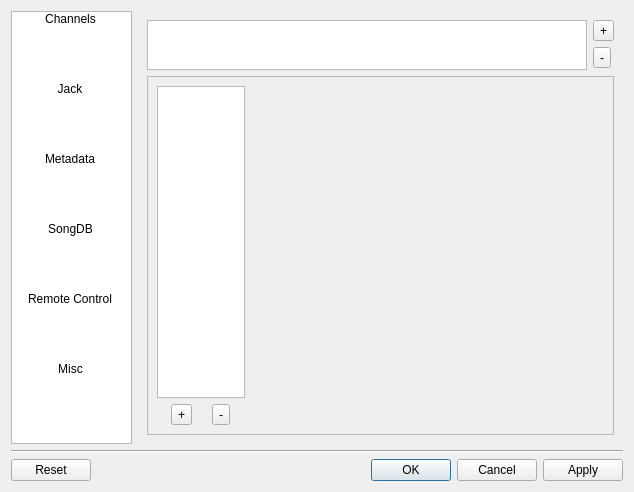
jan-lugfl/RadioMixer, file src/dialogs/uis/settingsdialog.ui: the form before one commit.
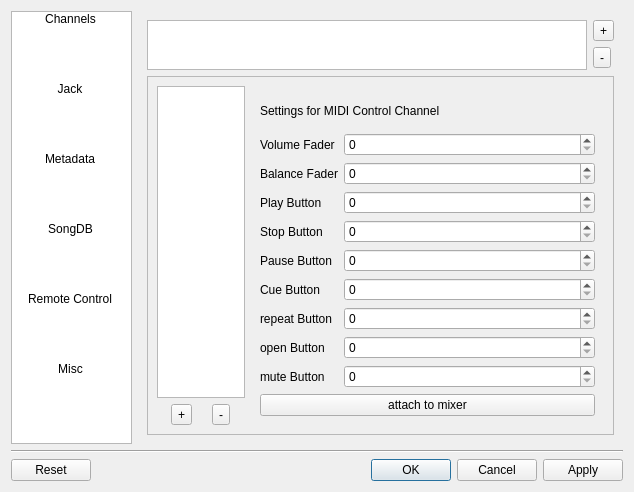
The form after the commit. Icons and pictures are not drawn.

Commit message: - implemented remote control settings

```diff
--- a/src/dialogs/uis/settingsdialog.ui
+++ b/src/dialogs/uis/settingsdialog.ui
@@ -458,8 +458,121 @@
                 <verstretch>0</verstretch>
                </sizepolicy>
               </property>
-              <widget class="QWidget" name="page"/>
-              <widget class="QWidget" name="page_2"/>
+              <property name="currentIndex">
+               <number>0</number>
+              </property>
+              <widget class="QWidget" name="page">
+               <layout class="QGridLayout" name="gridLayout_5">
+                <item row="0" column="0">
+                 <widget class="QLabel" name="label_2">
+                  <property name="text">
+                   <string>Settings for MIDI Control Channel</string>
+                  </property>
+                 </widget>
+                </item>
+                <item row="1" column="0">
+                 <layout class="QFormLayout" name="formLayout_3">
+                  <item row="0" column="0">
+                   <widget class="QLabel" name="label_3">
+                    <property name="text">
+                     <string>Volume Fader</string>
+                    </property>
+                   </widget>
+                  </item>
+                  <item row="0" column="1">
+                   <widget class="QSpinBox" name="volumeMIDIId"/>
+                  </item>
+                  <item row="1" column="0">
+                   <widget class="QLabel" name="label_4">
+                    <property name="text">
+                     <string>Balance Fader</string>
+                    </property>
+                   </widget>
+                  </item>
+                  <item row="1" column="1">
+                   <widget class="QSpinBox" name="balanceMIDIId"/>
+                  </item>
+                  <item row="2" column="0">
+                   <widget class="QLabel" name="label_5">
+                    <property name="text">
+                     <string>Play Button</string>
+                    </property>
+                   </widget>
+                  </item>
+                  <item row="2" column="1">
+                   <widget class="QSpinBox" name="playMIDIId"/>
+                  </item>
+                  <item row="3" column="0">
+                   <widget class="QLabel" name="label_6">
+                    <property name="text">
+                     <string>Stop Button</string>
+                    </property>
+                   </widget>
+                  </item>
+                  <item row="3" column="1">
+                   <widget class="QSpinBox" name="stopMIDIId"/>
+                  </item>
+                  <item row="4" column="0">
+                   <widget class="QLabel" name="label_7">
+                    <property name="text">
+                     <string>Pause Button</string>
+                    </property>
+                   </widget>
+                  </item>
+                  <item row="4" column="1">
+                   <widget class="QSpinBox" name="pauseMIDIId"/>
+                  </item>
+                  <item row="5" column="0">
+                   <widget class="QLabel" name="label_8">
+                    <property name="text">
+                     <string>Cue Button</string>
+                    </property>
+                   </widget>
+                  </item>
+                  <item row="5" column="1">
+                   <widget class="QSpinBox" name="cueMIDIId"/>
+                  </item>
+                  <item row="6" column="0">
+                   <widget class="QLabel" name="label_9">
+                    <property name="text">
+                     <string>repeat Button</string>
+                    </property>
+                   </widget>
+                  </item>
+                  <item row="6" column="1">
+                   <widget class="QSpinBox" name="repeatMIDIId"/>
+                  </item>
+                  <item row="7" column="0">
+                   <widget class="QLabel" name="label_10">
+                    <property name="text">
+                     <string>open Button</string>
+                    </property>
+                   </widget>
+                  </item>
+                  <item row="7" column="1">
+                   <widget class="QSpinBox" name="openMIDIId"/>
+                  </item>
+                  <item row="8" column="0">
+                   <widget class="QLabel" name="label_11">
+                    <property name="text">
+                     <string>mute Button</string>
+                    </property>
+                   </widget>
+                  </item>
+                  <item row="8" column="1">
+                   <widget class="QSpinBox" name="muteMIDIId"/>
+                  </item>
+                 </layout>
+                </item>
+                <item row="2" column="0">
+                 <widget class="QPushButton" name="attachToMixer">
+                  <property name="text">
+                   <string>attach to mixer</string>
+                  </property>
+                 </widget>
+                </item>
+               </layout>
+              </widget>
              </widget>
             </item>
             <item row="1" column="0">
```
Left out of the diff: 8 changed lines with no effect on the pictures. The commit also changes 11 other files.
